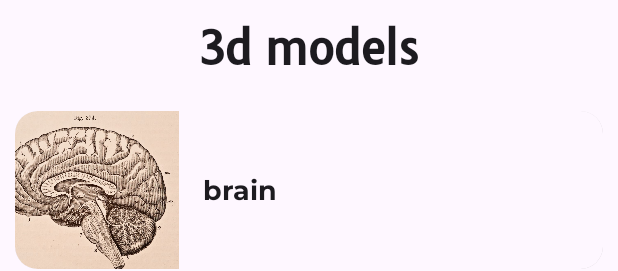
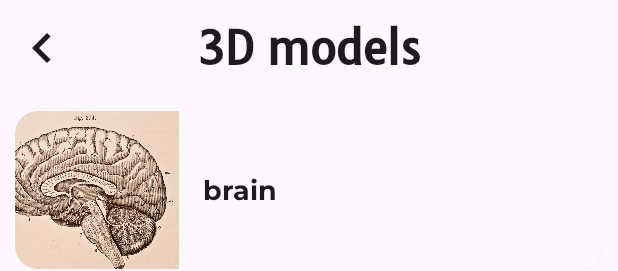
Before and after one commit to klokidis/ScrubsUp, an Android app built with Jetpack Compose: the @Preview function CardPreview, on a phone screen of 412 x 824 dp. Shown: the top 271 px of the screen. Run offline under Robolectric (Android 15) with nearby library versions, the phone set to English and light mode, and no system bars; Roboto replaces fonts that are not available here.

Commit message:
new button

```diff
--- a/app/src/main/java/com/example/scrubsup/ui/chooseList.kt
+++ b/app/src/main/java/com/example/scrubsup/ui/chooseList.kt
@@ -33,10 +33,10 @@ import com.example.scrubsup.ui.theme.ScrubsUpTheme
 
 
 @Composable
-fun CardList(cardList: List<Models>, modifier: Modifier = Modifier) {
+fun CardList(cardsName: Int,cardList: List<Models>, modifier: Modifier = Modifier) {
     Scaffold(
         topBar ={
-            TopAppBar("3d models")
+            TopAppBar(LocalContext.current.getString(cardsName))
         }
     ) { it ->
         LazyColumn(contentPadding = it)  {
@@ -97,6 +97,6 @@ fun SingleCard(card: Models, modifier: Modifier = Modifier) {
 @Composable
 fun CardPreview() {
     ScrubsUpTheme {
-        CardList(Datasource().loadModels())
+        CardList(R.string.model_3d,Datasource().loadModels())
     }
 }
--- a/app/src/main/java/com/example/scrubsup/ui/modelScreen.kt
+++ b/app/src/main/java/com/example/scrubsup/ui/modelScreen.kt
@@ -3,15 +3,20 @@ package com.example.scrubsup.ui
 import android.webkit.WebView
 import android.webkit.WebViewClient
 import androidx.compose.foundation.layout.Column
+import androidx.compose.foundation.layout.fillMaxSize
 import androidx.compose.material3.CenterAlignedTopAppBar
 import androidx.compose.material3.ExperimentalMaterial3Api
+import androidx.compose.material3.Icon
+import androidx.compose.material3.IconButton
 import androidx.compose.material3.MaterialTheme
 import androidx.compose.material3.Text
 import androidx.compose.runtime.Composable
 import androidx.compose.ui.Modifier
 import androidx.compose.ui.platform.LocalContext
+import androidx.compose.ui.res.painterResource
 import androidx.compose.ui.tooling.preview.Preview
 import androidx.compose.ui.viewinterop.AndroidView
+import com.example.scrubsup.R
 import com.example.scrubsup.data.Datasource
 import com.example.scrubsup.model.Models
 import com.example.scrubsup.ui.theme.ScrubsUpTheme
@@ -28,6 +33,15 @@ fun Screen3D(name: Int, model3D:Models){
 @Composable
 fun TopAppBar(Text: String,modifier: Modifier = Modifier) {
     CenterAlignedTopAppBar(
+        navigationIcon = {
+            IconButton(onClick = { /* do something */ }) {
+                Icon(
+                    painter = painterResource(id = R.drawable.prev),
+                    contentDescription = LocalContext.current.getString(R.string.previous_button),
+                    modifier = Modifier.fillMaxSize()
+                )
+            }
+        },
         title = {
             Text(
                 text = Text,
@@ -62,7 +76,7 @@ fun WebViewScreen(html: String) {
 
 @Preview(showBackground = true)
 @Composable
-fun modelPreview() {
+fun ModelPreview() {
     ScrubsUpTheme {
         Screen3D(Datasource().loadOneHtml().stringResourceId,Datasource().loadOneHtml())
     }
--- /dev/null
+++ b/app/src/main/res/drawable/prev.xml
@@ -0,0 +1,5 @@
+<vector xmlns:android="http://schemas.android.com/apk/res/android" android:autoMirrored="true" android:height="24dp" android:tint="#000000" android:viewportHeight="24" android:viewportWidth="24" android:width="24dp">
+
+    <path android:fillColor="@android:color/white" android:pathData="M15.41,7.41L14,6l-6,6 6,6 1.41,-1.41L10.83,12z"/>
+
+</vector>
--- a/app/src/main/res/values/strings.xml
+++ b/app/src/main/res/values/strings.xml
@@ -3,4 +3,6 @@
     <string name="top_bar">Choose</string>
     <string name="heart">heart</string>
     <string name="brain">brain</string>
+    <string name="previous_button">previous button</string>
+    <string name="model_3d">3D models</string>
 </resources>
```
